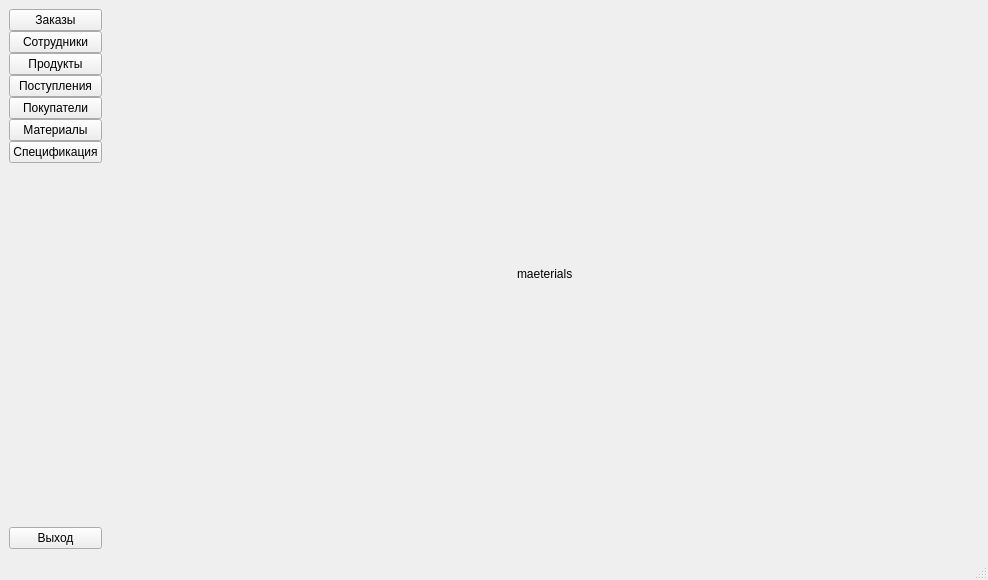
Above: задание_3/pp/mainwindow.ui from Filimon4/PP-.05-2026 before the change. Below: the same form after it.
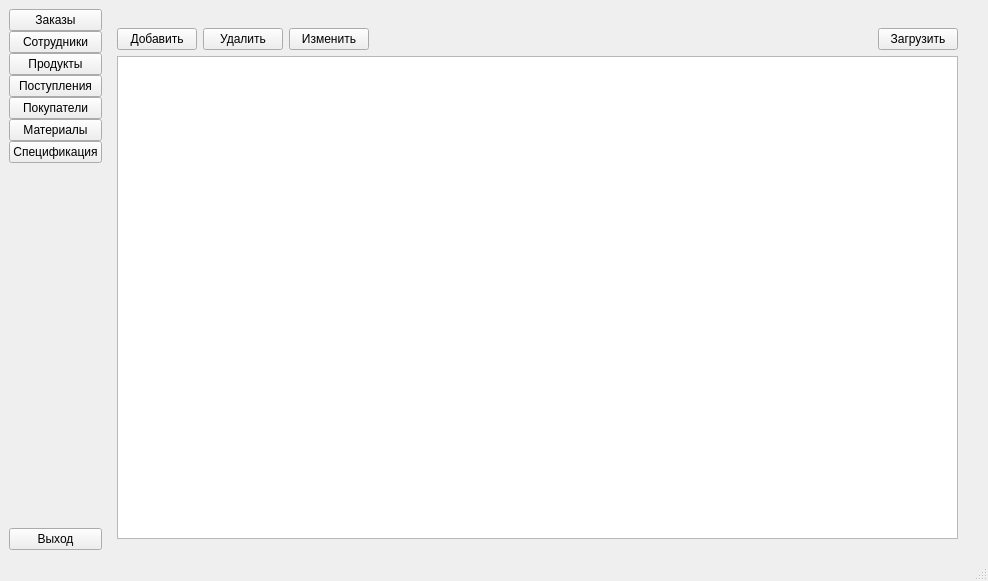
That is the form after the change. The open tabs and pages were chosen to show the change.

```diff
--- a/задание_3/pp/mainwindow.ui
+++ b/задание_3/pp/mainwindow.ui
@@ -7,7 +7,7 @@
     <x>0</x>
     <y>0</y>
     <width>988</width>
-    <height>580</height>
+    <height>581</height>
    </rect>
   </property>
   <property name="windowTitle">
@@ -135,9 +135,21 @@
     </item>
     <item>
      <widget class="QWidget" name="menu" native="true">
+      <property name="sizePolicy">
+       <sizepolicy hsizetype="Expanding" vsizetype="Expanding">
+        <horstretch>0</horstretch>
+        <verstretch>0</verstretch>
+       </sizepolicy>
+      </property>
       <layout class="QGridLayout" name="gridLayout">
        <item row="0" column="0">
         <widget class="QStackedWidget" name="stackedWidget">
+         <property name="sizePolicy">
+          <sizepolicy hsizetype="Expanding" vsizetype="Expanding">
+           <horstretch>0</horstretch>
+           <verstretch>0</verstretch>
+          </sizepolicy>
+         </property>
          <property name="currentIndex">
           <number>4</number>
          </property>
@@ -187,18 +199,68 @@
           </widget>
          </widget>
          <widget class="QWidget" name="materials">
-          <widget class="QLabel" name="label_3">
+          <widget class="QWidget" name="">
            <property name="geometry">
             <rect>
-             <x>400</x>
-             <y>240</y>
-             <width>151</width>
-             <height>31</height>
+             <x>0</x>
+             <y>10</y>
+             <width>841</width>
+             <height>511</height>
             </rect>
            </property>
-           <property name="text">
-            <string>maeterials</string>
-           </property>
+           <layout class="QVBoxLayout" name="materials_layout">
+            <property name="sizeConstraint">
+             <enum>QLayout::SizeConstraint::SetDefaultConstraint</enum>
+            </property>
+            <item>
+             <layout class="QHBoxLayout" name="material_buttons">
+              <item>
+               <widget class="QPushButton" name="material_add">
+                <property name="text">
+                 <string>Добавить</string>
+                </property>
+               </widget>
+              </item>
+              <item>
+               <widget class="QPushButton" name="material_delete">
+                <property name="text">
+                 <string>Удалить</string>
+                </property>
+               </widget>
+              </item>
+              <item>
+               <widget class="QPushButton" name="material_change">
+                <property name="text">
+                 <string>Изменить</string>
+                </property>
+               </widget>
+              </item>
+              <item>
+               <spacer name="horizontal_spacer">
+                <property name="orientation">
+                 <enum>Qt::Orientation::Horizontal</enum>
+                </property>
+                <property name="sizeHint" stdset="0">
+                 <size>
+                  <width>40</width>
+                  <height>20</height>
+                 </size>
+                </property>
+               </spacer>
+              </item>
+              <item>
+               <widget class="QPushButton" name="material_load">
+                <property name="text">
+                 <string>Загрузить</string>
+                </property>
+               </widget>
+              </item>
+             </layout>
+            </item>
+            <item>
+             <widget class="QListView" name="material_list"/>
+            </item>
+           </layout>
           </widget>
          </widget>
          <widget class="QWidget" name="bill_of_material">
```
Left out of the diff: 43 changed lines with no effect on the pictures.
